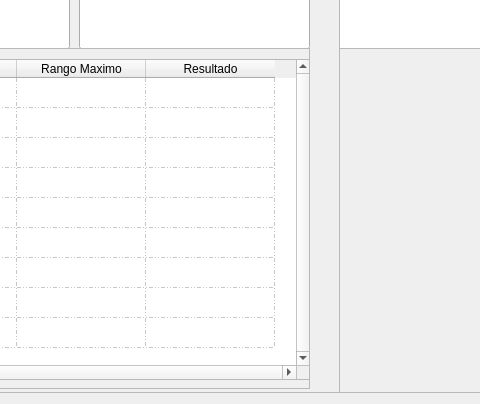
First picture: the form in GUI/RunProtocolo.ui, repository JuanCruzEmmanuel/TestFrame, before the edit; both pictures show x 521 to 1001 and y 452 to 856 of the 1333 by 856 pixel window.
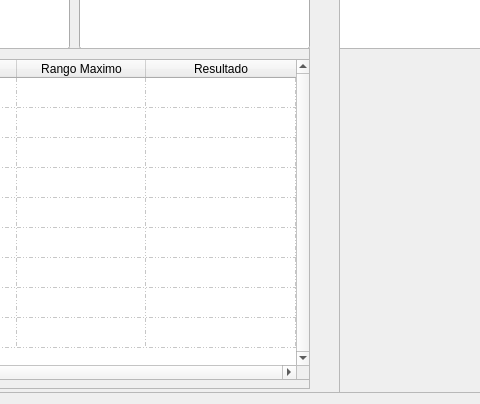
Second picture: the form after the edit.

Commit message: Agrego el autoscroll a la lista de pasos

```diff
--- a/GUI/RunProtocolo.ui
+++ b/GUI/RunProtocolo.ui
@@ -184,7 +184,10 @@
           <enum>Qt::ScrollBarAlwaysOn</enum>
          </property>
          <property name="sizeAdjustPolicy">
-          <enum>QAbstractScrollArea::AdjustIgnored</enum>
+          <enum>QAbstractScrollArea::AdjustToContents</enum>
+         </property>
+         <property name="autoScroll">
+          <bool>true</bool>
          </property>
          <property name="autoScrollMargin">
           <number>1</number>
@@ -240,6 +243,9 @@
          <attribute name="horizontalHeaderShowSortIndicator" stdset="0">
           <bool>false</bool>
          </attribute>
+         <attribute name="horizontalHeaderStretchLastSection">
+          <bool>true</bool>
+         </attribute>
          <attribute name="verticalHeaderVisible">
           <bool>false</bool>
          </attribute>
```
Left out of the diff: 3 changed lines with no effect on the pictures. The commit also changes 1 other file.
